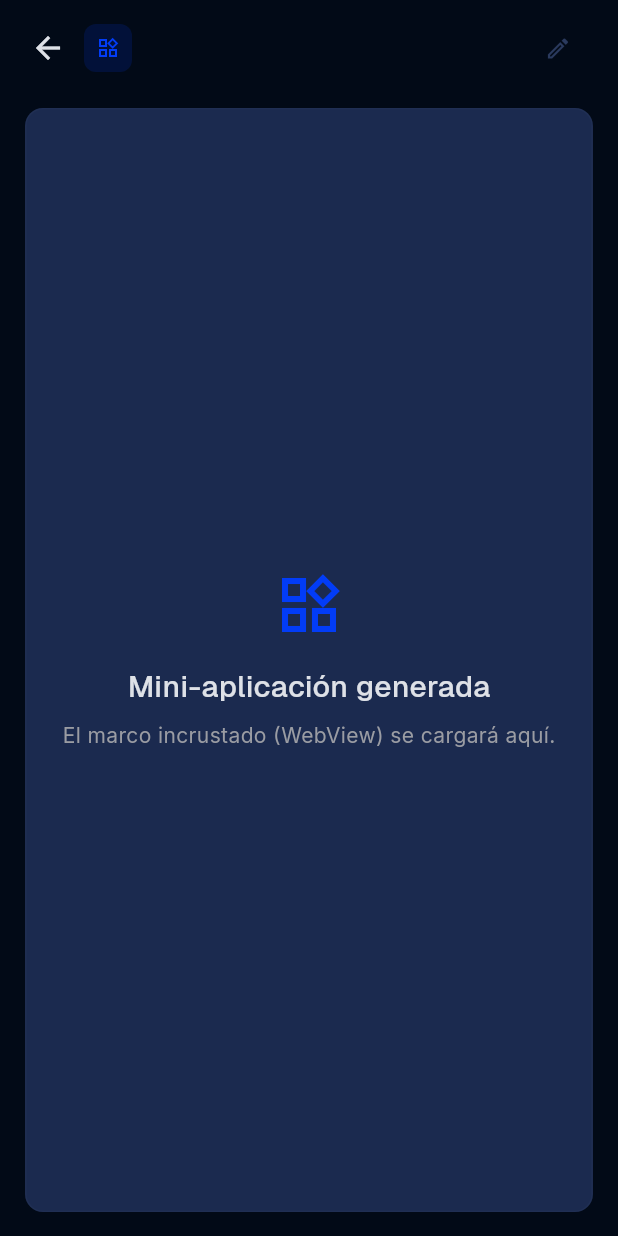
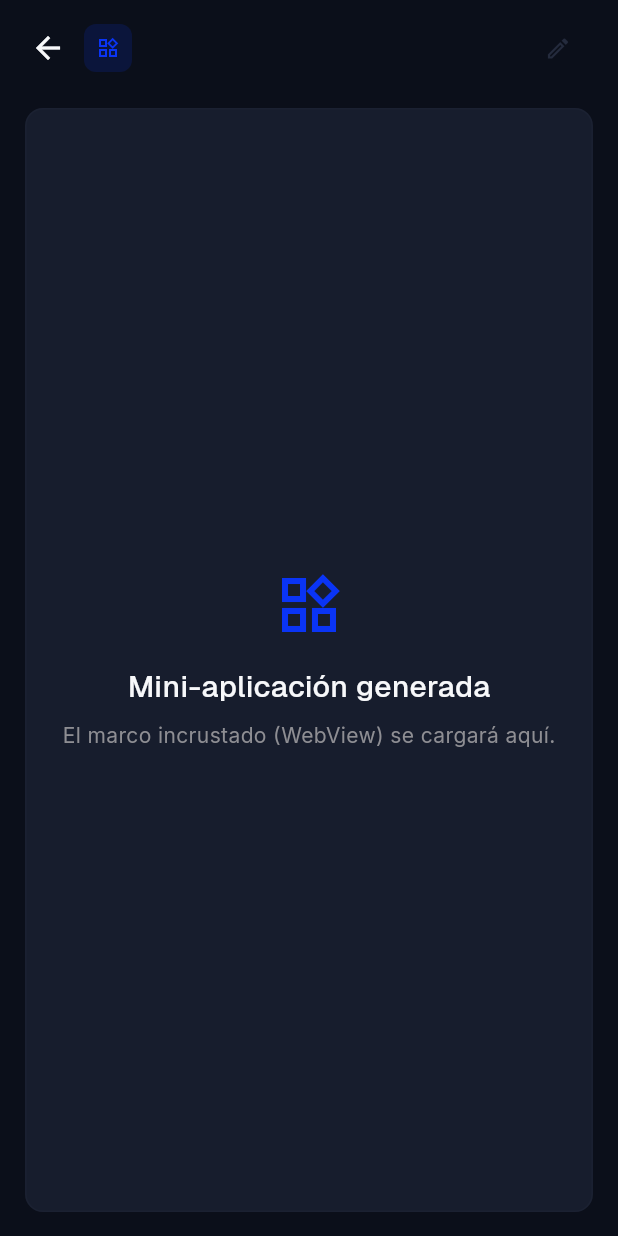
Before and after one commit to gpb-codes/blu-ai, a Flutter app: the MiniAppViewer screen opened directly, on a phone screen of 412 x 824 dp. Run offline on Flutter 3.47's test engine with Material 3 defaults, Android fonts, the phone set to English and light mode, and no system bars; our stand-ins replace shared_preferences; accounts and stored records are empty.

Commit message:
Brand: sync paleta oficial #0A34F5 + blocks architecture
- web globals.css: #0B0F1A/#111625/#171D2D + #0A34F5/#3D6BFF (Brand Book §10/11)
- mobile app_colors: Brand #0A34F5, dark #0B0F1A/#111625, light #F2F4F8
- web types: ChatMessage con blocks[] (Text/Markdown/Code/Image/File/Citation/Tool/Thinking/Artifact) + StreamEvent
- Go shared: ChatMessage Blocks + MessageBlock + StreamEvent
- chat/Bubbles: AiBubble renderiza blocks (CodePreview, ArtifactPreview, Markdown), MessageList pasa blocks
- chat/page: send crea ChatMessage con id/blocks/metadata, usa response.blocks
- chat/MarkdownRenderer: code/tablas/bold/links sin deps

```diff
--- a/apps/mobile/lib/theme/app_colors.dart
+++ b/apps/mobile/lib/theme/app_colors.dart
@@ -1,34 +1,32 @@
 import 'package:flutter/material.dart';
 
-/// Paleta oficial soybluia — ACTUALIZADA 2026-09: fondo #020A17, accent #023CF7.
+/// Brand Book oficial SoyBluia — fuente de verdad.
 class BrandColors {
-  /// Accent: azul eléctrico #023CF7 (botones, selección, logo).
-  static const cobalt = Color(0xFF023CF7);
-  static const accent = Color(0xFF023CF7);
+  /// Cobalto #0A34F5 — primary, CTA, logo.
+  static const cobalt = Color(0xFF0A34F5);
+  static const accent = Color(0xFF0A34F5);
 
-  /// Fondo: azul noche profundo #020A17.
-  static const fondo = Color(0xFF020A17);
-  static const negroSuave = Color(0xFF020A17);
+  /// Negro suave #0B0F1A — dark background.
+  static const fondo = Color(0xFF0B0F1A);
+  static const negroSuave = Color(0xFF0B0F1A);
 
-  /// Secondary: azul grisáceo #1B2A4F (sidebar, cards).
-  static const secondary = Color(0xFF1B2A4F);
-  static const grisFondo = Color(0xFF1B2A4F);
+  /// Azul claro #3D6BFF — interactive.
+  static const azulClaro = Color(0xFF3D6BFF);
 
-  /// Texto: gris muy claro #DEE1E7.
-  static const textClaro = Color(0xFFDEE1E7);
-  static const grisClaro = Color(0xFFDEE1E7);
+  /// Gris #8E8E93 — secondary text.
+  static const gris = Color(0xFF8E8E93);
+  static const muted = Color(0xFF8E8E93);
 
-  /// Muted: gris #9A9CA3 (secundario, hints).
-  static const gris = Color(0xFF9A9CA3);
-  static const muted = Color(0xFF9A9CA3);
+  /// Gris claro #F2F4F8 — light background.
+  static const grisFondo = Color(0xFFF2F4F8);
+  static const grisClaro = Color(0xFFF2F4F8);
 
-  /// Blanco puro #FFFFFF.
+  /// Blanco / Texto claro
   static const blanco = Color(0xFFFFFFFF);
-  static const crema = Color(0xFFFFFFFF);
-
-  /// Legacy alias para compatibilidad.
-  static const azulClaro = Color(0xFF3D6BFF);
-  static const terracota = Color(0xFF023CF7);
+  static const textClaro = Color(0xFFF7F8FA);
+  static const crema = Color(0xFFF7F8FA);
+  static const terracota = Color(0xFF0A34F5);
+  static const secondary = Color(0xFF8E8E93);
 }
 
 /// Paleta de colores activa para una apariencia (oscura o clara).
@@ -100,63 +98,63 @@ class AppPalette {
     required this.warningContainer,
   });
 
-  /// Tema noche BLU: fondo #020A17, secondary #1B2A4F, accent #023CF7, text #DEE1E7.
+  /// Dark: #0B0F1A / #111625 / #171D2D / #242B3D — Brand Book §10.
   static const dark = AppPalette(
-    background: Color(0xFF020A17),
-    surface: Color(0xFF020A17),
-    surfaceContainerLow: Color(0xFF0A1930),
-    surfaceContainer: Color(0xFF1B2A4F),
-    surfaceContainerHigh: Color(0xFF24365F),
-    surfaceContainerHighest: Color(0xFF2E426E),
-    surfaceVariant: Color(0xFF1B2A4F),
-    surfaceBright: Color(0xFF24365F),
-    onSurface: Color(0xFFDEE1E7),
-    onSurfaceVariant: Color(0xFF9A9CA3),
-    outlineVariant: Color(0xFF2A3A5E),
+    background: Color(0xFF0B0F1A),
+    surface: Color(0xFF111625),
+    surfaceContainerLow: Color(0xFF111625),
+    surfaceContainer: Color(0xFF171D2D),
+    surfaceContainerHigh: Color(0xFF1E2535),
+    surfaceContainerHighest: Color(0xFF242B3D),
+    surfaceVariant: Color(0xFF171D2D),
+    surfaceBright: Color(0xFF242B3D),
+    onSurface: Color(0xFFF7F8FA),
+    onSurfaceVariant: Color(0xFF8E8E93),
+    outlineVariant: Color(0xFF242B3D),
     outline: Color(0xFF3A4A6E),
-    primary: Color(0xFF023CF7),
+    primary: Color(0xFF0A34F5),
     onPrimary: Color(0xFFFFFFFF),
-    primaryContainer: Color(0xFF023CF7),
-    onPrimaryContainer: Color(0xFFDEE1E7),
-    secondaryContainer: Color(0xFF1B2A4F),
-    onSecondaryContainer: Color(0xFF9A9CA3),
-    tertiary: Color(0xFF9A9CA3),
-    inversePrimary: Color(0xFF023CF7),
+    primaryContainer: Color(0xFF0A34F5),
+    onPrimaryContainer: Color(0xFFF7F8FA),
+    secondaryContainer: Color(0xFF111625),
+    onSecondaryContainer: Color(0xFF8E8E93),
+    tertiary: Color(0xFF8E8E93),
+    inversePrimary: Color(0xFF3D6BFF),
     error: Color(0xFFFFB4AB),
     errorContainer: Color(0xFF93000A),
     textQuaternary: Color(0xFF6B7280),
-    elevatedOverlay: Color(0xFF1B2A4F),
+    elevatedOverlay: Color(0xFF171D2D),
     success: Color(0xFF10A37F),
     successContainer: Color(0x1F10A37F),
     warning: Color(0xFFFFBF36),
     warningContainer: Color(0x1FFFBF36),
   );
 
-  /// Tema claro: blanco #FFFFFF con accent #023CF7 — espejo del noche.
+  /// Light: #F2F4F8 / #FFFFFF / #F8F9FB / #E2E5EB — Brand Book §11.
   static const light = AppPalette(
-    background: Color(0xFFFFFFFF),
+    background: Color(0xFFF2F4F8),
     surface: Color(0xFFFFFFFF),
-    surfaceContainerLow: Color(0xFFF1F5FF),
-    surfaceContainer: Color(0xFFE8ECFF),
-    surfaceContainerHigh: Color(0xFFD9E0FF),
-    surfaceContainerHighest: Color(0xFFCBD6FF),
-    surfaceVariant: Color(0xFFE8ECFF),
+    surfaceContainerLow: Color(0xFFF8F9FB),
+    surfaceContainer: Color(0xFFEFF2F6),
+    surfaceContainerHigh: Color(0xFFE2E5EB),
+    surfaceContainerHighest: Color(0xFFD9DDE3),
+    surfaceVariant: Color(0xFFEFF2F6),
     surfaceBright: Color(0xFFFFFFFF),
-    onSurface: Color(0xFF020A17),
-    onSurfaceVariant: Color(0xFF64748B),
-    outlineVariant: Color(0xFFCBD6FF),
-    outline: Color(0xFF94A3B8),
-    primary: Color(0xFF023CF7),
+    onSurface: Color(0xFF0B0F1A),
+    onSurfaceVariant: Color(0xFF8E8E93),
+    outlineVariant: Color(0xFFE2E5EB),
+    outline: Color(0xFFCBD6FF),
+    primary: Color(0xFF0A34F5),
     onPrimary: Color(0xFFFFFFFF),
-    primaryContainer: Color(0xFF023CF7),
+    primaryContainer: Color(0xFF0A34F5),
     onPrimaryContainer: Color(0xFFFFFFFF),
     secondaryContainer: Color(0xFFE0E7FF),
     onSecondaryContainer: Color(0xFF001A97),
     tertiary: Color(0xFF475569),
-    inversePrimary: Color(0xFF023CF7),
+    inversePrimary: Color(0xFF3D6BFF),
     error: Color(0xFFDC2626),
     errorContainer: Color(0xFFFEE2E2),
-    textQuaternary: Color(0xFF9A9CA3),
+    textQuaternary: Color(0xFF8E8E93),
     elevatedOverlay: Color(0xFFFFFFFF),
     success: Color(0xFF10A37F),
     successContainer: Color(0x1A10A37F),
```
Also changed, not shown: 5 other files.
